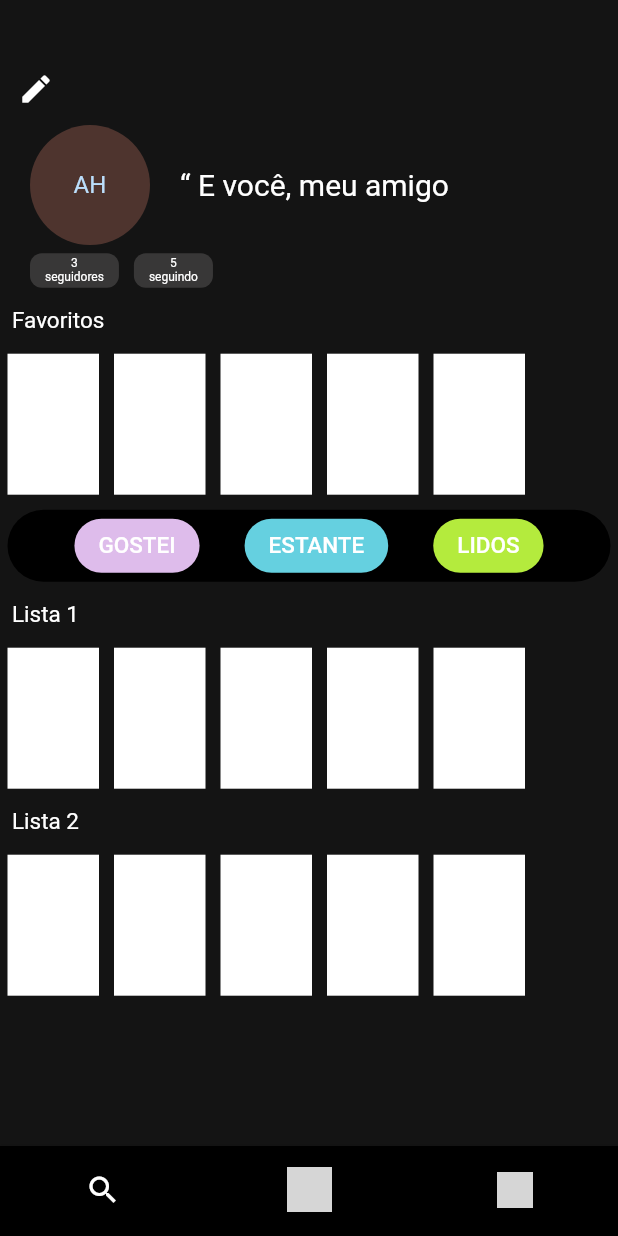
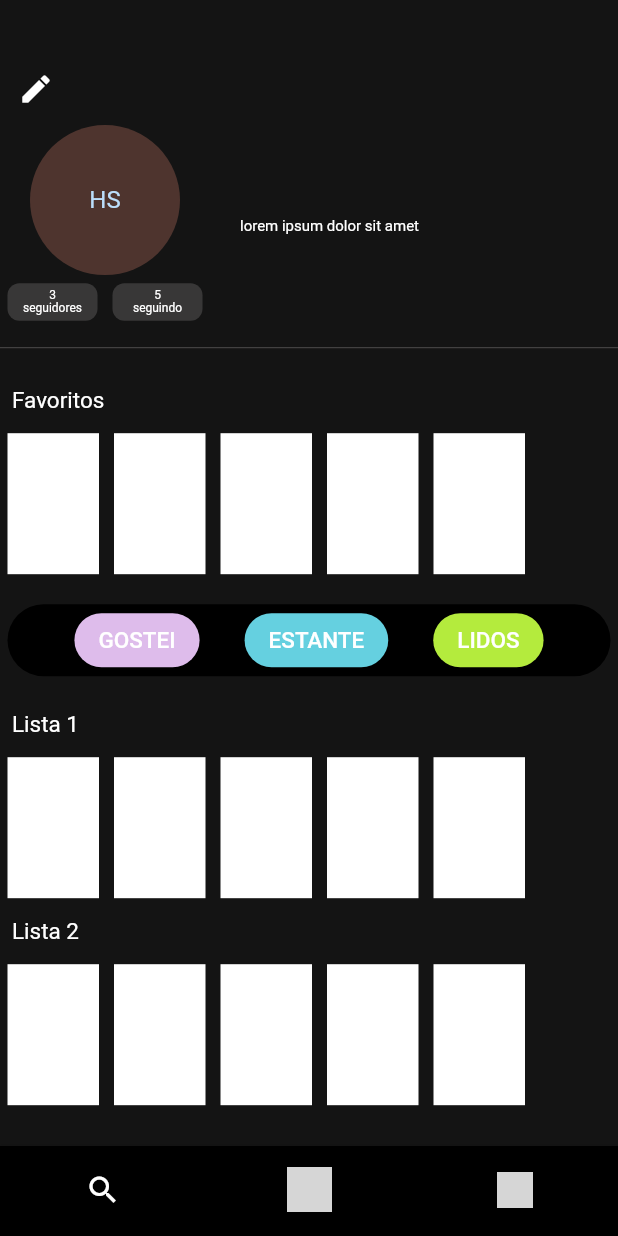
Before and after one commit to book-box/bookbox, a Flutter app: the screen it shows after launch, on a phone screen of 412 x 824 dp. Run offline on Flutter 3.47's test engine with Material 2 defaults, Android fonts, the phone set to English and light mode, and no system bars; grey boxes are pictures that could not be loaded.

Commit message:
alteração no perfil

```diff
--- a/lib/perfil.dart
+++ b/lib/perfil.dart
@@ -4,7 +4,7 @@ import 'package:bookbox/lista.dart';
 import 'package:bookbox/botoes_perfil.dart';
 import 'package:bookbox/personal_info.dart';
 import 'package:bookbox/navbar.dart';
-import 'package:bookbox/seguidores.dart';
+
 
 class Perfil extends StatelessWidget {
   const Perfil({Key? key}) : super(key: key);
@@ -16,7 +16,8 @@ class Perfil extends StatelessWidget {
       home: Scaffold(
         backgroundColor: Color.fromARGB(255, 20, 20, 20),
         bottomNavigationBar: Navbar(),
-        body: Column(
+        body: SingleChildScrollView(
+          child: Column(
             children: [
               Align(
                 alignment: Alignment.topLeft,
@@ -32,14 +33,19 @@ class Perfil extends StatelessWidget {
                 ),
               ),
               PersonalInfo(),
-            Seguidores(),
+              SizedBox(height: 5),
+              Divider(color: Color.fromARGB(255, 77, 75, 75),),
+              SizedBox(height: 10),
               Lista('Favoritos'),
+              SizedBox(height: 10),
               BotoesPerfil(),
+              SizedBox(height: 10),
               Lista('Lista 1'),
               Lista('Lista 2'),
             ],
           ),
         ),
+      ),
     );
   }
 }
--- a/lib/personal_info.dart
+++ b/lib/personal_info.dart
@@ -1,4 +1,5 @@
 import 'package:flutter/material.dart';
+import 'package:bookbox/seguidores.dart';
 
 class PersonalInfo extends StatelessWidget {
   const PersonalInfo({Key? key}) : super(key: key);
@@ -7,21 +8,27 @@ class PersonalInfo extends StatelessWidget {
   Widget build(BuildContext context) {
     return Row(
       children: [
-        Padding(
-          padding: const EdgeInsets.symmetric(horizontal: 20, vertical: 0.4),
-          child: CircleAvatar(
-            radius: 40,
-            backgroundColor: Colors.brown.shade800,
-            child: const Text('AH'),
-          ),
+        Column(
+          children: [
+            Padding(
+              padding: const EdgeInsets.symmetric(horizontal: 20, vertical: 0.4),
+              child: CircleAvatar(
+                radius: 50,
+                backgroundColor: Colors.brown.shade800,
+                child: const Text('HS'),
+              ),
+            ),
+            const Seguidores(),
+          ],
         ),
+        const SizedBox(width: 20),
         const Align(
           alignment: Alignment.topCenter,
           child: Text.rich(
-            TextSpan(text: '“ E você, meu amigo '),
+            TextSpan(text: 'lorem ipsum dolor sit amet'),
             style: TextStyle(
               color: Colors.white,
-              fontSize: 20,
+              fontSize: 10,
             ),
           ),
         ),
--- a/lib/seguidores.dart
+++ b/lib/seguidores.dart
@@ -6,9 +6,8 @@ class Seguidores extends StatelessWidget{
   @override
   Widget build(context){
     return const Row(
-      mainAxisAlignment: MainAxisAlignment.start,
+      mainAxisAlignment: MainAxisAlignment.center,
       children: [
-        SizedBox(width: 15),
         SeguiContainer('3', 'seguidores'),
         SeguiContainer('5', 'seguindo'),
       ],
@@ -26,14 +25,16 @@ class SeguiContainer extends StatelessWidget{
   Widget build(context){
     return Container(
       margin: const EdgeInsets.all(5),
-      padding: const EdgeInsets.symmetric(horizontal: 10, vertical: 2.5),
+      padding: const EdgeInsets.symmetric(vertical: 2.5),
+      height: 25,
+      width: 60,
+      alignment: Alignment.center,
       decoration: BoxDecoration(
         color:const Color.fromARGB(255, 56, 55, 55),
         borderRadius: BorderRadius.circular(8),
       ),
       child: Column(
         mainAxisAlignment: MainAxisAlignment.center,
-
         children: [
           Text(
             num,
--- a/pubspec.yaml
+++ b/pubspec.yaml
@@ -19,8 +19,8 @@ dev_dependencies:
 flutter:
   uses-material-design: true
   assets:
+  - assets\images\1.jpg
   - assets\images\Perfil.png
-  - assets\images\1.jpg
   - assets\images\Plus.png
   - assets\images\Logo.png
   - assets\images\Head.png
```
Also changed, not shown: pubspec.lock. Lines whose indentation alone changed are shown as unchanged.
